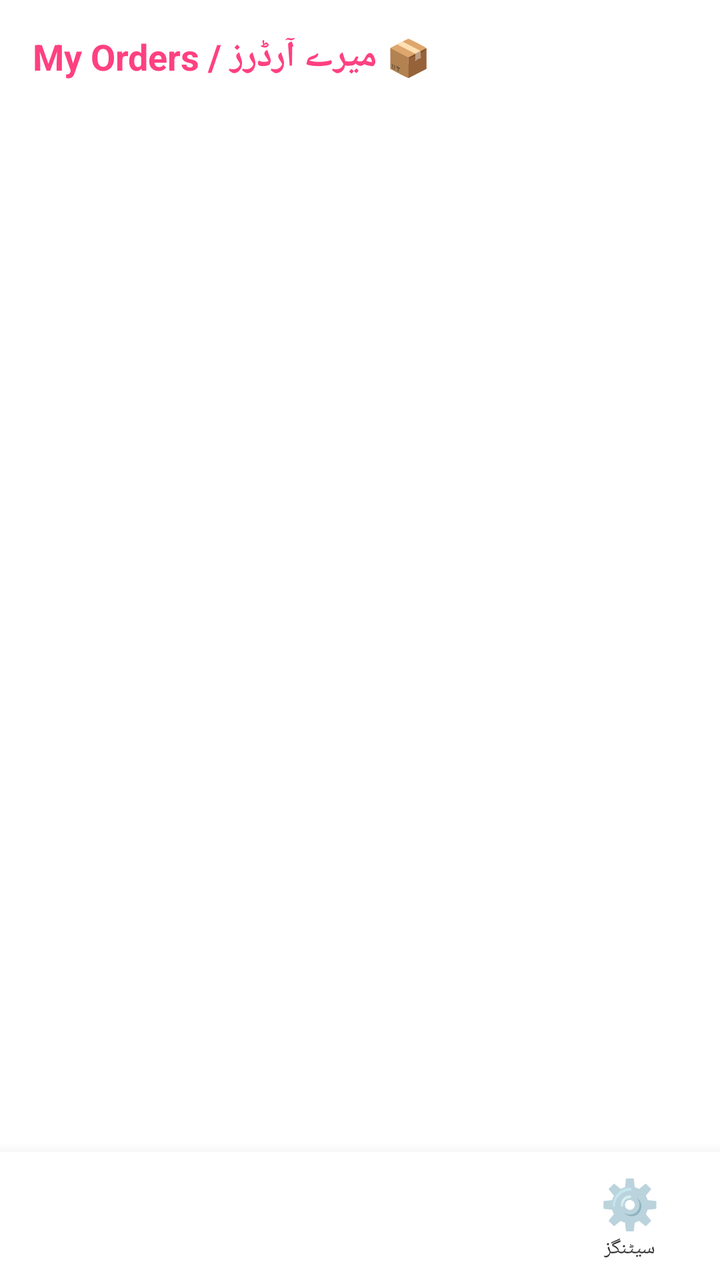
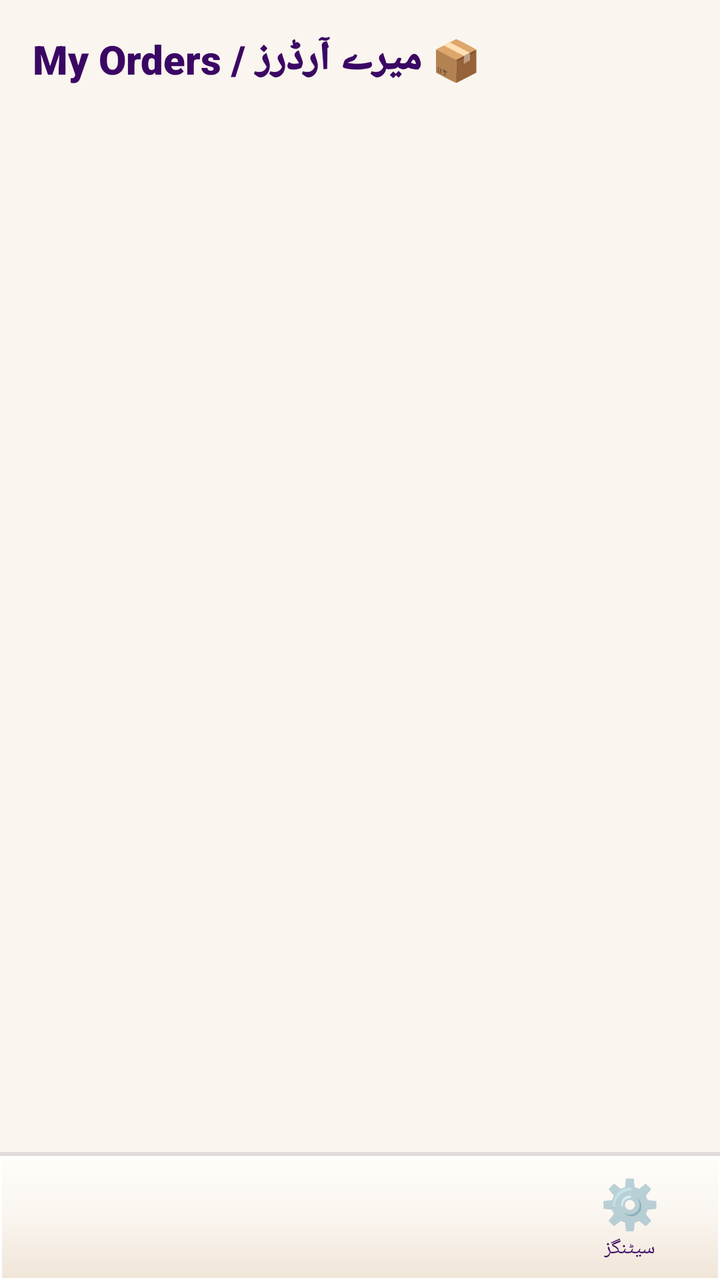

Two renders of the same Android screen: before a commit and after it. Below are the layout's source before the change and the commit's diff.
<!-- AndroidManifest.xml: application theme Theme.SheEmpower -->
<!-- res/layout/activity_my_orders.xml -->
<?xml version="1.0" encoding="utf-8"?>
<LinearLayout xmlns:android="http://schemas.android.com/apk/res/android"
    android:layout_width="match_parent" android:layout_height="match_parent"
    android:orientation="vertical"
    android:background="?android:attr/windowBackground">

    <LinearLayout
        android:layout_width="match_parent" android:layout_height="0dp" android:layout_weight="1"
        android:orientation="vertical" android:padding="16dp">

        <TextView android:layout_width="wrap_content" android:layout_height="wrap_content"
            android:text="📦 میرے آرڈرز / My Orders" android:textSize="18sp" android:textStyle="bold" android:textColor="#FF4081" android:layout_marginBottom="12dp" />

        <TextView android:id="@+id/tvEmpty"
            android:layout_width="match_parent" android:layout_height="wrap_content"
            android:text="ابھی تک کوئی آرڈر نہیں" android:gravity="center" android:textColor="#888888" android:visibility="gone" />

        <androidx.recyclerview.widget.RecyclerView android:id="@+id/rvOrders"
            android:layout_width="match_parent" android:layout_height="match_parent" />
    </LinearLayout>

    <include layout="@layout/bottom_nav_bar" android:id="@+id/bottomNav" />
</LinearLayout>
<!-- res/layout/bottom_nav_bar.xml (included above) -->
<?xml version="1.0" encoding="utf-8"?>
<LinearLayout
    xmlns:android="http://schemas.android.com/apk/res/android"
    android:id="@+id/bottomNav"
    android:layout_width="match_parent"
    android:layout_height="64dp"
    android:orientation="horizontal"
    android:background="?android:attr/windowBackground"
    android:elevation="12dp">

    
    <LinearLayout
        android:id="@+id/navItem1"
        android:layout_width="0dp"
        android:layout_height="match_parent"
        android:layout_weight="1"
        android:orientation="vertical"
        android:gravity="center"
        android:clickable="true"
        android:focusable="true">

        <TextView
            android:id="@+id/navIcon1"
            android:layout_width="wrap_content"
            android:layout_height="wrap_content"
            android:textSize="20sp"/>

        <TextView
            android:id="@+id/navLabel1"
            android:layout_width="wrap_content"
            android:layout_height="wrap_content"
            android:textSize="10sp"
            android:textColor="@color/screen_text"/>

    </LinearLayout>

    
    <LinearLayout
        android:id="@+id/navItem2"
        android:layout_width="0dp"
        android:layout_height="match_parent"
        android:layout_weight="1"
        android:orientation="vertical"
        android:gravity="center"
        android:clickable="true"
        android:focusable="true">

        <TextView
            android:id="@+id/navIcon2"
            android:layout_width="wrap_content"
            android:layout_height="wrap_content"
            android:textSize="20sp"/>

        <TextView
            android:id="@+id/navLabel2"
            android:layout_width="wrap_content"
            android:layout_height="wrap_content"
            android:textSize="10sp"
            android:textColor="@color/screen_text"/>

    </LinearLayout>

    
    <LinearLayout
        android:id="@+id/navItem3"
        android:layout_width="0dp"
        android:layout_height="match_parent"
        android:layout_weight="1"
        android:orientation="vertical"
        android:gravity="center"
        android:clickable="true"
        android:focusable="true">

        <TextView
            android:id="@+id/navIcon3"
            android:layout_width="wrap_content"
            android:layout_height="wrap_content"
            android:textSize="20sp"/>

        <TextView
            android:id="@+id/navLabel3"
            android:layout_width="wrap_content"
            android:layout_height="wrap_content"
            android:textSize="10sp"
            android:textColor="@color/screen_text"/>

    </LinearLayout>

    
    <LinearLayout
        android:id="@+id/navItem4"
        android:layout_width="0dp"
        android:layout_height="match_parent"
        android:layout_weight="1"
        android:orientation="vertical"
        android:gravity="center"
        android:clickable="true"
        android:focusable="true">

        <TextView
            android:id="@+id/navIcon4"
            android:layout_width="wrap_content"
            android:layout_height="wrap_content"
            android:text="⚙️"
            android:textSize="24sp"/>

        <TextView
            android:id="@+id/navLabel4"
            android:layout_width="wrap_content"
            android:layout_height="wrap_content"
            android:text="سیٹنگز"
            android:textSize="10sp"
            android:textColor="@color/screen_text"/>

    </LinearLayout>

</LinearLayout>
<!-- resources referenced by this layout -->
<resources>
  <color name="screen_text">#333333</color>
  <style name="Theme.SheEmpower" parent="Theme.AppCompat.Light.NoActionBar">
          <item name="colorPrimary">#FF4081</item>
          <item name="colorPrimaryDark">#C2185B</item>
          <item name="colorAccent">#FF4081</item>
          <item name="android:windowBackground">@color/bg_light</item>
          <item name="android:colorBackground">@color/white</item>
          <item name="android:textColorPrimary">@color/text_light</item>
          <item name="android:textColorSecondary">@color/text_gray</item>
      </style>
  <color name="bg_light">#FFFFFF</color>
  <color name="white">#FFFFFF</color>
  <color name="text_light">#333333</color>
  <color name="text_gray">#888888</color>
</resources>

<!-- the commit's change to res/layout/activity_my_orders.xml (unified diff, before → after) -->
@@ -1,25 +1,44 @@
 <?xml version="1.0" encoding="utf-8"?>
 <LinearLayout xmlns:android="http://schemas.android.com/apk/res/android"
-    android:layout_width="match_parent" android:layout_height="match_parent"
+    android:layout_width="match_parent"
+    android:layout_height="match_parent"
     android:orientation="vertical"
-    android:background="?android:attr/windowBackground">
+    android:background="@color/bg_cream">
 
     <LinearLayout
-        android:layout_width="match_parent" android:layout_height="0dp" android:layout_weight="1"
-        android:orientation="vertical" android:padding="16dp">
+        android:layout_width="match_parent"
+        android:layout_height="0dp"
+        android:layout_weight="1"
+        android:orientation="vertical"
+        android:padding="16dp">
 
-        <TextView android:layout_width="wrap_content" android:layout_height="wrap_content"
-            android:text="📦 میرے آرڈرز / My Orders" android:textSize="18sp" android:textStyle="bold" android:textColor="#FF4081" android:layout_marginBottom="12dp" />
+        <TextView
+            android:layout_width="wrap_content"
+            android:layout_height="wrap_content"
+            android:text="📦 میرے آرڈرز / My Orders"
+            android:textSize="20sp"
+            android:fontFamily="sans-serif-black"
+            android:textColor="@color/lavender_text"
+            android:layout_marginBottom="12dp" />
 
-        <TextView android:id="@+id/tvEmpty"
-            android:layout_width="match_parent" android:layout_height="wrap_content"
-            android:text="ابھی تک کوئی آرڈر نہیں" android:gravity="center" android:textColor="#888888" android:visibility="gone" />
+        <TextView
+            android:id="@+id/tvEmpty"
+            android:layout_width="match_parent"
+            android:layout_height="wrap_content"
+            android:text="ابھی تک کوئی آرڈر نہیں"
+            android:gravity="center"
+            android:textColor="@color/text_gray"
+            android:visibility="gone" />
 
-        <androidx.recyclerview.widget.RecyclerView android:id="@+id/rvOrders"
-            android:layout_width="match_parent" android:layout_height="match_parent" />
+        <androidx.recyclerview.widget.RecyclerView
+            android:id="@+id/rvOrders"
+            android:layout_width="match_parent"
+            android:layout_height="match_parent" />
     </LinearLayout>
 
-    <include layout="@layout/bottom_nav_bar" android:id="@+id/bottomNav" />
+    <include
+        layout="@layout/bottom_nav_bar"
+        android:id="@+id/bottomNav" />
 </LinearLayout>
 <!-- res/layout/bottom_nav_bar.xml (included above) -->
 <?xml version="1.0" encoding="utf-8"?>
@@ -29,7 +48,7 @@
     android:layout_width="match_parent"
     android:layout_height="64dp"
     android:orientation="horizontal"
-    android:background="?android:attr/windowBackground"
+    android:background="@drawable/bg_skeu_nav"
     android:elevation="12dp">
 
     
@@ -54,7 +73,7 @@
             android:layout_width="wrap_content"
             android:layout_height="wrap_content"
             android:textSize="10sp"
-            android:textColor="@color/screen_text"/>
+            android:textColor="@color/lavender_text"/>
 
     </LinearLayout>
 
@@ -80,7 +99,7 @@
             android:layout_width="wrap_content"
             android:layout_height="wrap_content"
             android:textSize="10sp"
-            android:textColor="@color/screen_text"/>
+            android:textColor="@color/lavender_text"/>
 
     </LinearLayout>
 
@@ -106,7 +125,7 @@
             android:layout_width="wrap_content"
             android:layout_height="wrap_content"
             android:textSize="10sp"
-            android:textColor="@color/screen_text"/>
+            android:textColor="@color/lavender_text"/>
 
     </LinearLayout>
 
@@ -134,7 +153,7 @@
             android:layout_height="wrap_content"
             android:text="سیٹنگز"
             android:textSize="10sp"
-            android:textColor="@color/screen_text"/>
+            android:textColor="@color/lavender_text"/>
 
     </LinearLayout>
 
<!-- resource entries referenced after the edit -->
@@ -1,18 +1,43 @@
 <!-- resources referenced by this layout -->
 <resources>
-  <color name="screen_text">#333333</color>
+  <color name="bg_cream">#FAF5EF</color>
+  <color name="lavender_text">#3B0764</color>
   <style name="Theme.SheEmpower" parent="Theme.AppCompat.Light.NoActionBar">
-          <item name="colorPrimary">#FF4081</item>
-          <item name="colorPrimaryDark">#C2185B</item>
-          <item name="colorAccent">#FF4081</item>
-          <item name="android:windowBackground">@color/bg_light</item>
-          <item name="android:colorBackground">@color/white</item>
-          <item name="android:textColorPrimary">@color/text_light</item>
+          <item name="colorPrimary">@color/lavender_primary</item>
+          <item name="colorPrimaryDark">@color/lavender_dark</item>
+          <item name="colorAccent">@color/lavender_primary</item>
+          <item name="android:windowBackground">@color/bg_cream</item>
+          <item name="android:colorBackground">@color/bg_cream</item>
+          <item name="android:textColorPrimary">@color/text_dark</item>
           <item name="android:textColorSecondary">@color/text_gray</item>
       </style>
-  <color name="bg_light">#FFFFFF</color>
-  <color name="white">#FFFFFF</color>
-  <color name="text_light">#333333</color>
-  <color name="text_gray">#888888</color>
+  <color name="lavender_primary">#7C3AED</color>
+  <color name="lavender_dark">#5B21B6</color>
+  <color name="text_dark">#2D253B</color>
+  <color name="text_gray">#6B637B</color>
+  <!-- drawable bg_skeu_nav (drawable) -->
+  <?xml version="1.0" encoding="utf-8"?>
+  <layer-list xmlns:android="http://schemas.android.com/apk/res/android">
+      
+      <item>
+          <shape android:shape="rectangle">
+              <gradient
+                  android:startColor="#202D253B"
+                  android:endColor="#00000000"
+                  android:angle="270" />
+          </shape>
+      </item>
+      
+      <item android:top="2dp">
+          <shape android:shape="rectangle">
+              <gradient
+                  android:startColor="#FFFDF9"
+                  android:centerColor="#FAF5EF"
+                  android:endColor="#F0E5D8"
+                  android:angle="270" />
+              <stroke android:width="1dp" android:color="#FFFFFF" />
+          </shape>
+      </item>
+  </layer-list>
 </resources>
 
